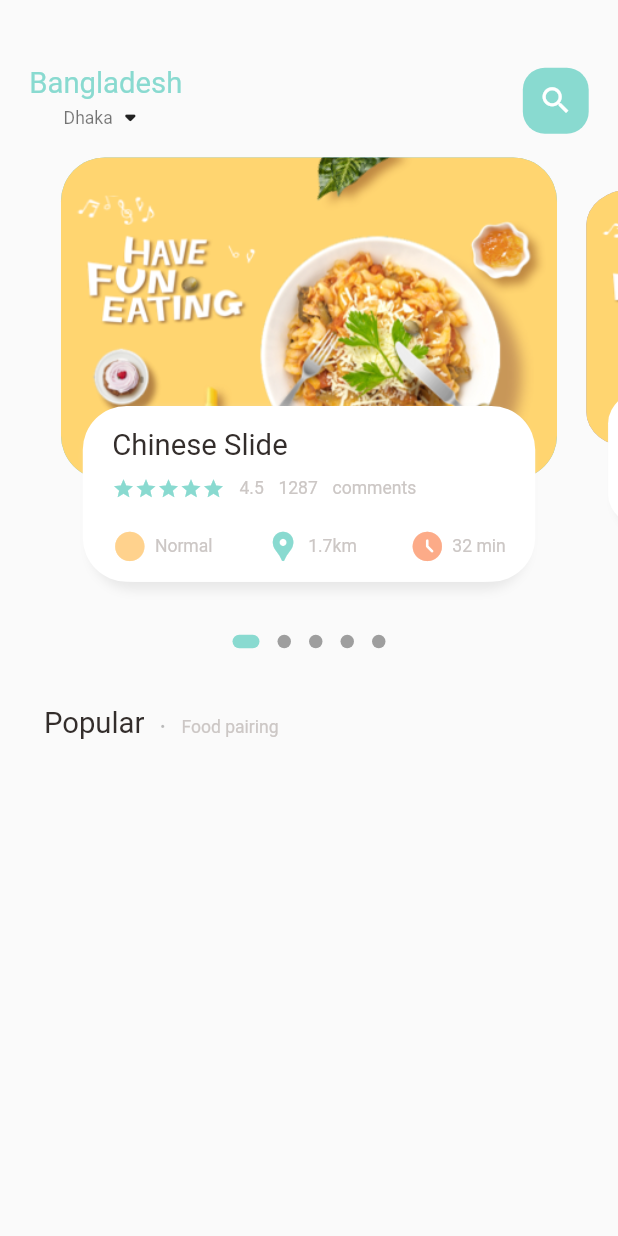
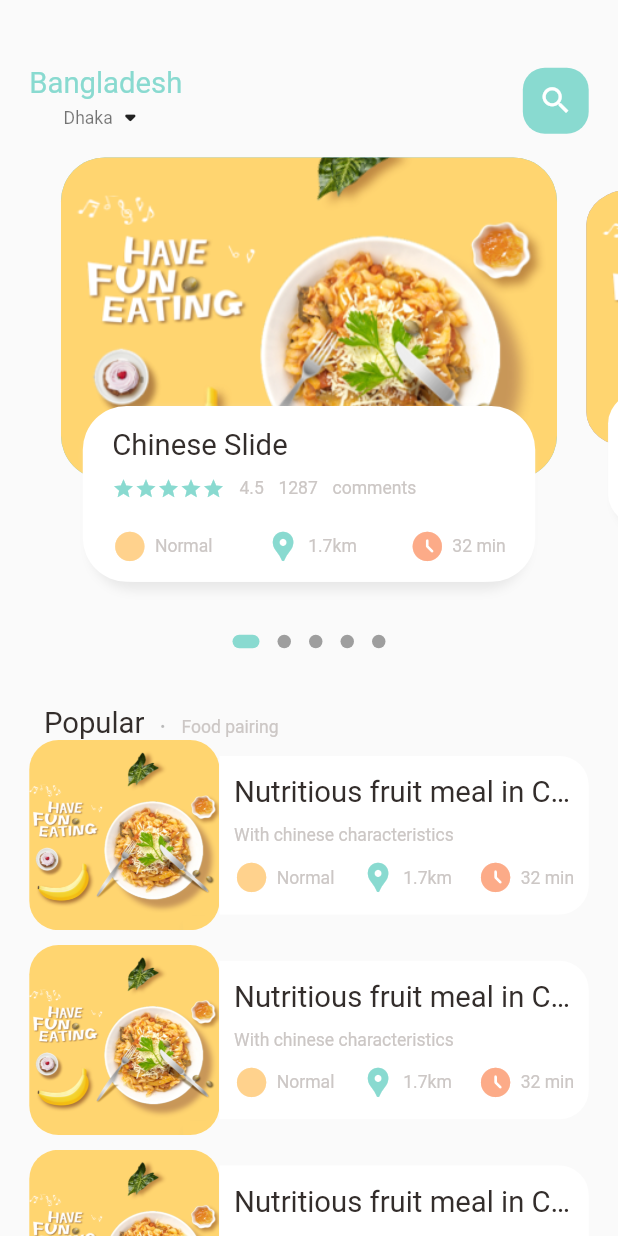
Before and after one commit to mehedi4958/food-delivery, a Flutter app: the screen it shows after launch, on a phone screen of 412 x 824 dp. Run offline on Flutter 3.47's test engine with Material 2 defaults, Android fonts, the phone set to English and light mode, and no system bars; drawn by our look-alikes of dots_indicator; our stand-ins replace get.

Commit message:
food list view given and code refactored

```diff
--- a/lib/main.dart
+++ b/lib/main.dart
@@ -1,5 +1,5 @@
 import 'package:flutter/material.dart';
-import 'package:food_delivery/home/main_food_page.dart';
+import 'package:food_delivery/pages/home/main_food_page.dart';
 import 'package:get/get.dart';
 
 void main() {
--- a/lib/home/food_page_body.dart
+++ b/lib/pages/home/food_page_body.dart
@@ -2,10 +2,10 @@ import 'package:dots_indicator/dots_indicator.dart';
 import 'package:flutter/material.dart';
 import 'package:food_delivery/utils/dimension.dart';
 
-import '../utils/colors.dart';
-import '../widgets/big_text.dart';
-import '../widgets/icon_and_text.dart';
-import '../widgets/small_text.dart';
+import '../../utils/colors.dart';
+import '../../widgets/big_text.dart';
+import '../../widgets/icon_and_text.dart';
+import '../../widgets/small_text.dart';
 
 class FoodPageBody extends StatefulWidget {
   const FoodPageBody({Key? key}) : super(key: key);
@@ -87,7 +87,92 @@ class _FoodPageBodyState extends State<FoodPageBody> {
               )
             ],
           ),
-        )
+        ),
+
+        /// list of foods and images
+        ListView.builder(
+          physics: const NeverScrollableScrollPhysics(),
+          shrinkWrap: true,
+          itemCount: 10,
+          itemBuilder: (context, index) {
+            return Container(
+              margin: EdgeInsets.only(
+                left: Dimensions.width20,
+                right: Dimensions.width20,
+                bottom: Dimensions.height10,
+              ),
+              child: Row(
+                children: [
+                  /// image section
+                  Container(
+                    height: Dimensions.listViewImgSize,
+                    width: Dimensions.listViewImgSize,
+                    decoration: BoxDecoration(
+                      borderRadius: BorderRadius.circular(Dimensions.radius20),
+                      color: Colors.white38,
+                      image: const DecorationImage(
+                        fit: BoxFit.cover,
+                        image: AssetImage('assets/images/food0.png'),
+                      ),
+                    ),
+                  ),
+
+                  /// text section
+                  Expanded(
+                    child: Container(
+                      height: Dimensions.listViewTextContSize,
+                      decoration: BoxDecoration(
+                        borderRadius: BorderRadius.only(
+                          topRight: Radius.circular(Dimensions.radius20),
+                          bottomRight: Radius.circular(Dimensions.radius20),
+                        ),
+                        color: Colors.white,
+                      ),
+                      child: Padding(
+                        padding: EdgeInsets.only(
+                          left: Dimensions.width10,
+                          right: Dimensions.width10,
+                        ),
+                        child: Column(
+                          crossAxisAlignment: CrossAxisAlignment.start,
+                          mainAxisAlignment: MainAxisAlignment.center,
+                          children: [
+                            const BigText(
+                                text: 'Nutritious fruit meal in China'),
+                            SizedBox(height: Dimensions.height10),
+                            const SmallText(
+                                text: 'With chinese characteristics'),
+                            SizedBox(height: Dimensions.height10),
+                            Row(
+                              mainAxisAlignment: MainAxisAlignment.spaceBetween,
+                              children: const [
+                                IconAndTextWidget(
+                                  icon: Icons.circle_sharp,
+                                  iconColor: AppColors.iconColor1,
+                                  text: 'Normal',
+                                ),
+                                IconAndTextWidget(
+                                  icon: Icons.location_pin,
+                                  iconColor: AppColors.mainColor,
+                                  text: '1.7km',
+                                ),
+                                IconAndTextWidget(
+                                  icon: Icons.access_time_filled_rounded,
+                                  iconColor: AppColors.iconColor2,
+                                  text: '32 min',
+                                ),
+                              ],
+                            ),
+                          ],
+                        ),
+                      ),
+                    ),
+                  ),
+                ],
+              ),
+            );
+          },
+        ),
       ],
     );
   }
--- a/lib/home/main_food_page.dart
+++ b/lib/pages/home/main_food_page.dart
@@ -2,8 +2,8 @@ import 'package:flutter/material.dart';
 import 'package:food_delivery/utils/dimension.dart';
 import 'package:food_delivery/widgets/small_text.dart';
 
-import '../utils/colors.dart';
-import '../widgets/big_text.dart';
+import '../../utils/colors.dart';
+import '../../widgets/big_text.dart';
 import 'food_page_body.dart';
 
 class MainFoodPage extends StatefulWidget {
@@ -71,7 +71,11 @@ class _MainFoodPageState extends State<MainFoodPage> {
           ),
 
           /// showing the body
-          const FoodPageBody(),
+          const Expanded(
+            child: SingleChildScrollView(
+              child: FoodPageBody(),
+            ),
+          ),
         ],
       ),
     );
--- a/lib/utils/dimension.dart
+++ b/lib/utils/dimension.dart
@@ -33,4 +33,8 @@ class Dimensions {
 
   /// dynamic icons
   static double iconSize24 = screenHeight / 35.17;
+
+  /// dynamic list view size
+  static double listViewImgSize = screenWidth / 3.25;
+  static double listViewTextContSize = screenWidth / 3.9;
 }
```
